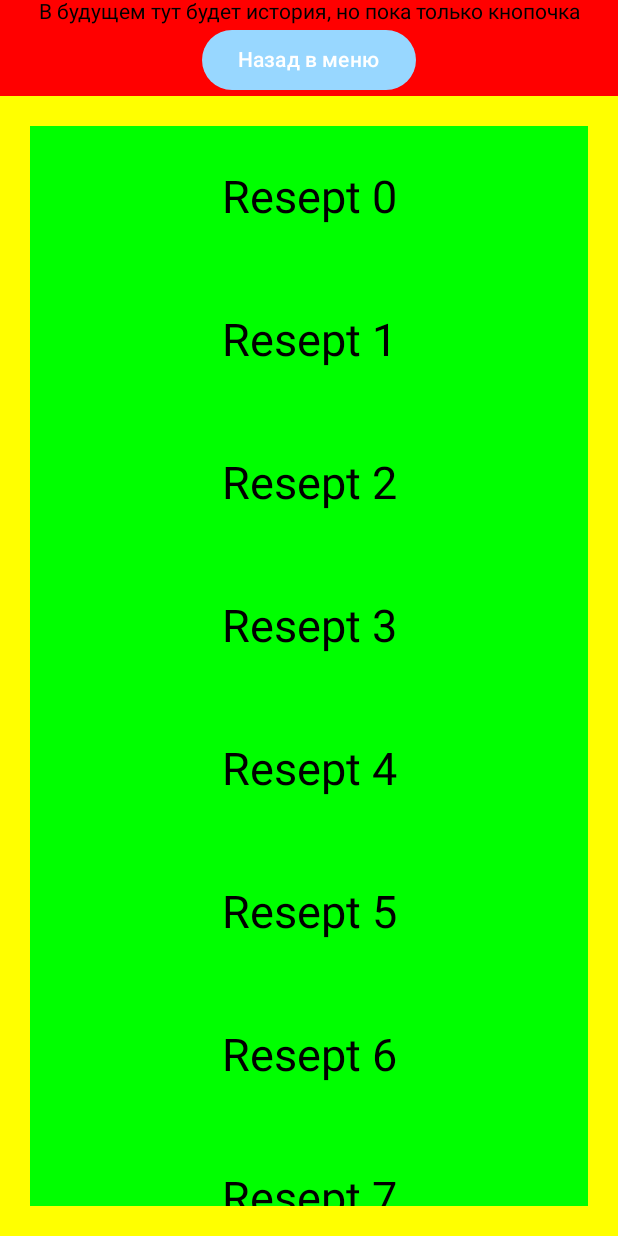
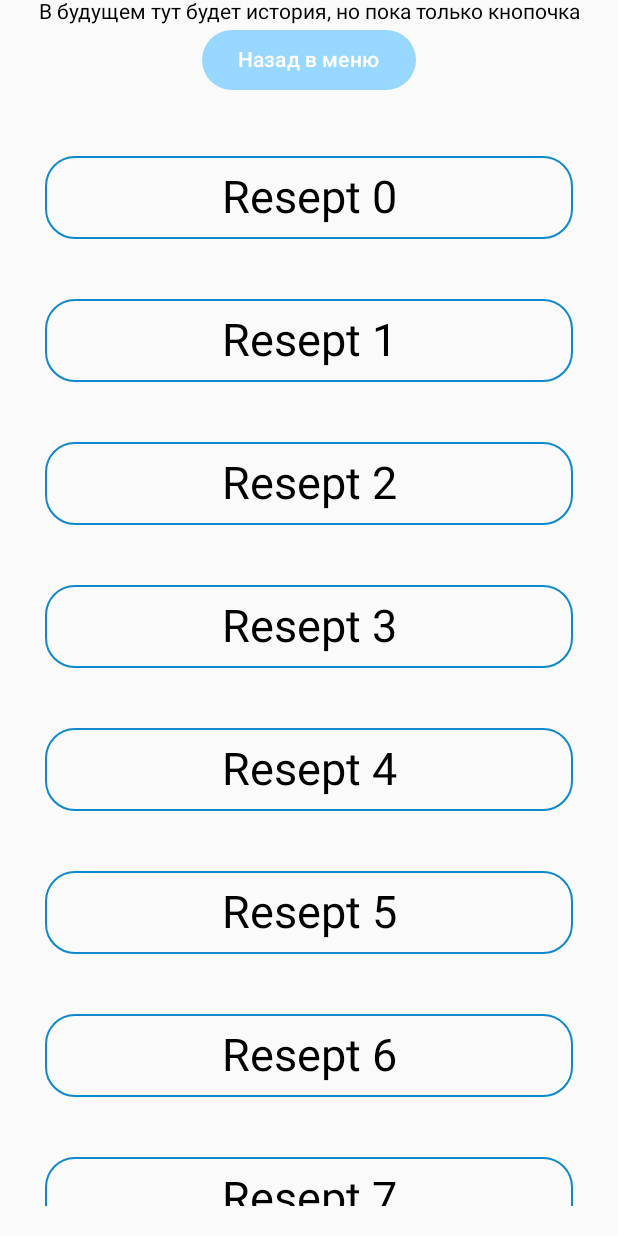
Before and after one commit to witcher770/recept_po_fotke, an Android app built with Jetpack Compose: the History screen opened through its navigation route, on a phone screen of 412 x 824 dp. Run offline under Robolectric (Android 15) with nearby library versions, the phone set to English and light mode, and no system bars.

Commit message:
типо список рецептов

```diff
--- a/app/src/main/java/com/example/cookingai/ui/theme/History.kt
+++ b/app/src/main/java/com/example/cookingai/ui/theme/History.kt
@@ -1,6 +1,8 @@
 package com.example.cookingai.ui.theme
 
+import androidx.compose.foundation.BorderStroke
 import androidx.compose.foundation.background
+import androidx.compose.foundation.border
 import androidx.compose.foundation.layout.Arrangement
 import androidx.compose.foundation.layout.Box
 import androidx.compose.foundation.layout.Column
@@ -9,6 +11,7 @@ import androidx.compose.foundation.layout.fillMaxWidth
 import androidx.compose.foundation.layout.padding
 import androidx.compose.foundation.lazy.LazyColumn
 import androidx.compose.foundation.rememberScrollState
+import androidx.compose.foundation.shape.RoundedCornerShape
 import androidx.compose.foundation.verticalScroll
 import androidx.compose.material3.Button
 import androidx.compose.material3.ButtonDefaults
@@ -16,7 +19,10 @@ import androidx.compose.material3.Text
 import androidx.compose.runtime.Composable
 import androidx.compose.ui.Alignment
 import androidx.compose.ui.Modifier
+import androidx.compose.ui.graphics.Brush
 import androidx.compose.ui.graphics.Color
+import androidx.compose.ui.graphics.RectangleShape
+import androidx.compose.ui.text.style.TextAlign
 import androidx.compose.ui.tooling.preview.Preview
 import androidx.compose.ui.unit.dp
 import androidx.compose.ui.unit.sp
@@ -26,7 +32,7 @@ import androidx.navigation.NavController
 @Composable
 public fun History(navController: NavController) {
     Column(
-        modifier = Modifier.fillMaxSize().background(Color.Red),
+        modifier = Modifier.fillMaxSize(), //.background(Color.Red),
         horizontalAlignment = Alignment.CenterHorizontally,
         verticalArrangement = Arrangement.Center,) {
         Text(text = "В будущем тут будет история, но пока только кнопочка")
@@ -40,20 +46,31 @@ public fun History(navController: NavController) {
         }
 
         Box(modifier = Modifier
-            .background(Color.Yellow)
-            .padding(20.dp)) {
+            .padding(20.dp)
+            //.background(Color.Yellow)
+            ) {
             LazyColumn(
                 horizontalAlignment = Alignment.CenterHorizontally,
                 modifier = Modifier
                     .fillMaxWidth()
-                    .background(Color.Green)
+                    //.background(Color.Green)
             ) {
                 items(count = 10) {
                     Text(
+                        modifier = Modifier.padding(vertical = 10.dp)
+                            .fillMaxWidth()
+                            .padding(10.dp)
+                            .border(
+                                width = 1.dp,
+                                color = Color(0xFF0E89CD),
+                                shape = RoundedCornerShape(20.dp)
+                            )
+                            .padding(10.dp),
                         text = "Resept $it",
                         fontSize = 30.sp,
-                        modifier = Modifier.padding(vertical = 30.dp)
-                    )
+                        textAlign = TextAlign.Center
+                        )
+
                 }
             }
         }
```
